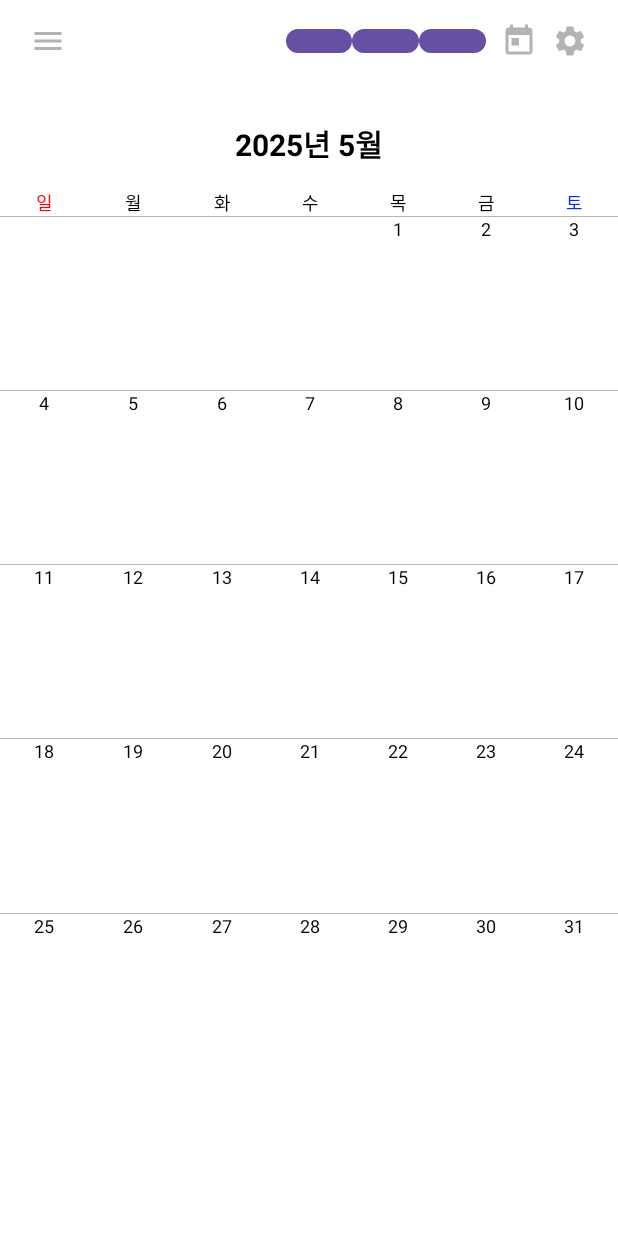
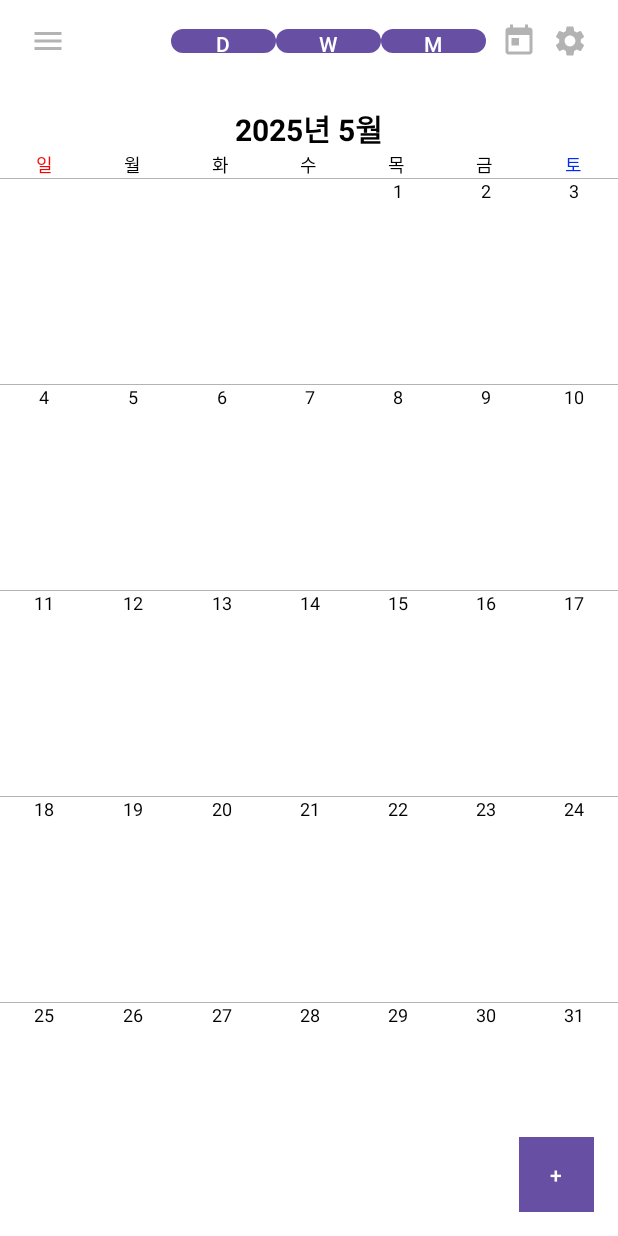
Before and after one commit to mijin0721/Android_Monamo, an Android app: the screen it shows after launch (MainActivity), on a phone screen of 412 x 824 dp. Run offline under Robolectric (Android 15) with nearby library versions, the phone set to English and light mode, and no system bars; 3 statements that could not run were skipped.

Commit message:
style : LinearLayout에서 ConstraintLayout으로 변경 does : 하단에 고정 버튼 추가

```diff
--- a/app/src/main/res/layout/activity_main.xml
+++ b/app/src/main/res/layout/activity_main.xml
@@ -2,123 +2,139 @@
 <androidx.drawerlayout.widget.DrawerLayout
     xmlns:android="http://schemas.android.com/apk/res/android"
     xmlns:app="http://schemas.android.com/apk/res-auto"
+    xmlns:tools="http://schemas.android.com/tools"
     android:id="@+id/drawer_layout"
     android:layout_width="match_parent"
     android:layout_height="match_parent">
 
-    <LinearLayout
+    <!-- 메인 콘텐츠 영역 -->
+    <androidx.constraintlayout.widget.ConstraintLayout
         android:id="@+id/main"
         android:layout_width="match_parent"
         android:layout_height="match_parent"
         android:background="@color/white"
-        android:fitsSystemWindows="true"
-        android:orientation="vertical">
+        android:fitsSystemWindows="true">
 
+        <!-- 상단 툴바 영역 -->
         <LinearLayout
-            android:layout_width="match_parent"
+            android:id="@+id/top_controls"
+            android:layout_width="0dp"
             android:layout_height="wrap_content"
-            android:orientation="vertical">
-
-            <LinearLayout
-                android:layout_width="match_parent"
-                android:layout_height="wrap_content"
-                android:layout_marginLeft="20dp"
+            android:orientation="horizontal"
+            android:layout_marginStart="20dp"
             android:layout_marginTop="15dp"
-                android:layout_marginRight="20dp"
-                android:orientation="horizontal">
+            android:layout_marginEnd="20dp"
+            app:layout_constraintTop_toTopOf="parent"
+            app:layout_constraintStart_toStartOf="parent"
+            app:layout_constraintEnd_toEndOf="parent">
 
             <ImageButton
+                android:id="@+id/open_drawer_button"
                 android:layout_width="wrap_content"
                 android:layout_height="wrap_content"
                 android:background="?attr/selectableItemBackgroundBorderless"
-                    android:id="@+id/open_drawer_button"
                 android:contentDescription="사진 버튼"
                 android:src="@drawable/baseline_menu_24" />
 
             <View
-                    android:layout_width="wrap_content"
+                android:layout_width="0dp"
                 android:layout_height="0dp"
-                    android:layout_weight="1"/>
+                android:layout_weight="1" />
 
             <LinearLayout
-                    android:layout_width="200px"
+                android:layout_width="0dp"
                 android:layout_height="match_parent"
+                android:layout_weight="3"
+                android:orientation="horizontal"
                 android:gravity="center">
 
                 <Button
                     android:id="@+id/select_day_bt"
-                        android:layout_width="20dp"
+                    android:layout_width="0dp"
                     android:layout_height="match_parent"
                     android:layout_weight="1"
-                        android:text="D"/>
+                    android:padding="0dp"
+                    android:background="@null"
+                    android:text="D" />
 
                 <Button
                     android:id="@+id/select_week_bt"
-                        android:layout_width="20dp"
+                    android:layout_width="0dp"
                     android:layout_height="match_parent"
                     android:layout_weight="1"
-                        android:text="W"/>
+                    android:padding="0dp"
+                    android:background="@null"
+                    android:text="W" />
 
                 <Button
                     android:id="@+id/select_month_bt"
-                        android:layout_width="20dp"
+                    android:layout_width="0dp"
                     android:layout_height="match_parent"
                     android:layout_weight="1"
-                        android:text="M"/>
-
+                    android:padding="0dp"
+                    android:background="@null"
+                    android:text="M" />
             </LinearLayout>
 
             <ImageButton
-                    android:layout_marginLeft="10dp"
                 android:id="@+id/today_ib"
                 android:layout_width="wrap_content"
                 android:layout_height="wrap_content"
+                android:layout_marginStart="10dp"
                 android:background="?attr/selectableItemBackgroundBorderless"
                 android:contentDescription="사진 버튼"
                 android:src="@drawable/baseline_today_24" />
 
             <ImageButton
-                    android:layout_marginLeft="10dp"
                 android:id="@+id/setting_ib"
                 android:layout_width="wrap_content"
                 android:layout_height="wrap_content"
+                android:layout_marginStart="10dp"
                 android:background="?attr/selectableItemBackgroundBorderless"
                 android:contentDescription="사진 버튼"
                 android:src="@drawable/baseline_settings_24" />
-
         </LinearLayout>
 
+        <!-- Memo Title -->
         <TextView
+            android:id="@+id/memo_title_tv"
+            android:layout_width="0dp"
+            android:layout_height="wrap_content"
+            android:textColor="@color/black"
+            android:gravity="center"
+            android:textSize="15sp"
             android:layout_marginTop="10dp"
-                android:id="@+id/memo_title_tv"
-                android:layout_width="match_parent"
-                android:layout_height="match_parent"
+            android:layout_marginBottom="10dp"
+            app:layout_constraintTop_toBottomOf="@+id/top_controls"
+            app:layout_constraintStart_toStartOf="parent"
+            app:layout_constraintEnd_toEndOf="parent" />
+
+        <!-- Year/Month Text -->
+        <TextView
+            android:id="@+id/tv_year_month"
+            android:layout_width="0dp"
+            android:layout_height="wrap_content"
+            android:layout_marginBottom="15dp"
+            android:textSize="20dp"
+            android:textStyle="bold"
             android:gravity="center"
             android:textColor="@color/black"
-                android:textSize="15sp"
-                android:layout_marginBottom="10dp"
-                android:layout_weight="1"/>
+            app:layout_constraintTop_toBottomOf="@+id/memo_title_tv"
+            app:layout_constraintStart_toStartOf="parent"
+            app:layout_constraintEnd_toEndOf="parent" />
+
+        <!-- Weekday Names -->
+        <LinearLayout
+            android:id="@+id/weekend_name_ll"
+            android:layout_width="0dp"
+            android:layout_height="wrap_content"
+            android:orientation="horizontal"
+            app:layout_constraintTop_toBottomOf="@+id/tv_year_month"
+            app:layout_constraintStart_toStartOf="parent"
+            app:layout_constraintEnd_toEndOf="parent">
 
             <TextView
-                android:id="@+id/tv_year_month"
-                android:layout_marginBottom="15dp"
-                android:layout_width="match_parent"
-                android:layout_height="wrap_content"
-                android:gravity="center"
-                android:textColor="@color/black"
-                android:textSize="20dp"
-                android:textStyle="bold" />
-
-        </LinearLayout>
-
-        <LinearLayout
-            android:id="@+id/weekend_name_ll"
-            android:layout_width="match_parent"
-            android:layout_height="wrap_content"
-            android:orientation="horizontal">
-
-            <TextView
-                android:layout_width="match_parent"
+                android:layout_width="0dp"
                 android:layout_height="wrap_content"
                 android:layout_weight="1"
                 android:gravity="center"
@@ -127,70 +143,120 @@
                 android:textSize="12dp" />
 
             <TextView
-                android:layout_width="match_parent"
+                android:layout_width="0dp"
                 android:layout_height="wrap_content"
                 android:layout_weight="1"
                 android:gravity="center"
                 android:text="월"
-                android:textColor="@color/black"
+                android:textColor="#000000"
                 android:textSize="12dp" />
 
             <TextView
-                android:layout_width="match_parent"
+                android:layout_width="0dp"
                 android:layout_height="wrap_content"
                 android:layout_weight="1"
                 android:gravity="center"
                 android:text="화"
-                android:textColor="@color/black"
+                android:textColor="#000000"
                 android:textSize="12dp" />
 
             <TextView
-                android:layout_width="match_parent"
+                android:layout_width="0dp"
                 android:layout_height="wrap_content"
                 android:layout_weight="1"
                 android:gravity="center"
                 android:text="수"
-                android:textColor="@color/black"
+                android:textColor="#000000"
                 android:textSize="12dp" />
 
             <TextView
-                android:layout_width="match_parent"
+                android:layout_width="0dp"
                 android:layout_height="wrap_content"
                 android:layout_weight="1"
                 android:gravity="center"
                 android:text="목"
-                android:textColor="@color/black"
+                android:textColor="#000000"
                 android:textSize="12dp" />
 
             <TextView
-                android:layout_width="match_parent"
+                android:layout_width="0dp"
                 android:layout_height="wrap_content"
                 android:layout_weight="1"
                 android:gravity="center"
                 android:text="금"
-                android:textColor="@color/black"
+                android:textColor="#000000"
                 android:textSize="12dp" />
 
             <TextView
-                android:layout_width="match_parent"
+                android:layout_width="0dp"
                 android:layout_height="wrap_content"
                 android:layout_weight="1"
                 android:gravity="center"
                 android:text="토"
-                android:textColor="#002FFF"
+                android:textColor="#002BFF"
                 android:textSize="12dp" />
-
         </LinearLayout>
 
+        <!-- 캘린더 리사이클러뷰 -->
         <androidx.recyclerview.widget.RecyclerView
             android:id="@+id/calendarRecyclerView"
-            android:layout_width="match_parent"
-            android:layout_height="match_parent"
-            android:layout_marginBottom="80dp"
-            android:numColumns="1" />
+            android:layout_width="0dp"
+            android:layout_height="0dp"
+            app:layout_constraintTop_toBottomOf="@+id/weekend_name_ll"
+            app:layout_constraintBottom_toBottomOf="parent"
+            app:layout_constraintStart_toStartOf="parent"
+            app:layout_constraintEnd_toEndOf="parent" />
 
-    </LinearLayout>
+        <!-- 하단 고정 버튼 그룹 -->
+        <androidx.constraintlayout.widget.ConstraintLayout
+            android:layout_width="wrap_content"
+            android:layout_height="wrap_content"
+            android:layout_margin="16dp"
+            android:layout_gravity="end|bottom"
+            app:layout_constraintBottom_toBottomOf="parent"
+            app:layout_constraintEnd_toEndOf="parent">
 
+            <!-- 위쪽 버튼 2 -->
+            <Button
+                android:id="@+id/top_button_2"
+                android:layout_width="50dp"
+                android:layout_height="50dp"
+                android:text="B"
+                android:background="@android:color/darker_gray"
+                android:padding="0dp"
+                app:layout_constraintBottom_toTopOf="@id/top_button_1"
+                app:layout_constraintStart_toStartOf="@id/top_button_1"
+                app:layout_constraintEnd_toEndOf="@id/top_button_1"
+                android:layout_marginBottom="8dp" />
+
+            <!-- 위쪽 버튼 1 -->
+            <Button
+                android:id="@+id/top_button_1"
+                android:layout_width="50dp"
+                android:layout_height="50dp"
+                android:text="A"
+                android:background="@android:color/darker_gray"
+                android:padding="0dp"
+                app:layout_constraintBottom_toTopOf="@id/add_list_bt"
+                app:layout_constraintStart_toStartOf="@id/add_list_bt"
+                app:layout_constraintEnd_toEndOf="@id/add_list_bt"
+                android:layout_marginBottom="8dp" />
+
+            <!-- 하단 메인 버튼 -->
+            <Button
+                android:id="@+id/add_list_bt"
+                android:layout_width="50dp"
+                android:layout_height="50dp"
+                android:text="+"
+                android:background="@android:color/holo_blue_light"
+                android:padding="0dp"
+                tools:ignore="MissingConstraints" />
+
+        </androidx.constraintlayout.widget.ConstraintLayout>
+
+    </androidx.constraintlayout.widget.ConstraintLayout>
+
+    <!-- 드로어 메뉴 -->
     <com.google.android.material.navigation.NavigationView
         android:id="@+id/navigation_view"
         android:layout_width="600px"
@@ -198,5 +264,4 @@
         android:layout_gravity="start"
         android:background="@android:color/white"
         app:menu="@menu/navigation_menu"/>
-
 </androidx.drawerlayout.widget.DrawerLayout>
--- a/app/src/main/res/layout/activity_setting.xml
+++ b/app/src/main/res/layout/activity_setting.xml
@@ -1,6 +1,6 @@
 <?xml version="1.0" encoding="utf-8"?>
-<LinearLayout
-    xmlns:android="http://schemas.android.com/apk/res/android"
+<androidx.constraintlayout.widget.ConstraintLayout xmlns:android="http://schemas.android.com/apk/res/android"
+    xmlns:app="http://schemas.android.com/apk/res-auto"
     android:fitsSystemWindows="true"
     android:layout_width="match_parent"
     android:layout_height="match_parent"
@@ -8,7 +8,11 @@
 
     <FrameLayout
         android:id="@+id/setting_fl"
-        android:layout_width="match_parent"
-        android:layout_height="match_parent"/>
+        android:layout_width="0dp"
+        android:layout_height="0dp"
+        app:layout_constraintTop_toTopOf="parent"
+        app:layout_constraintBottom_toBottomOf="parent"
+        app:layout_constraintStart_toStartOf="parent"
+        app:layout_constraintEnd_toEndOf="parent" />
 
-</LinearLayout>
+</androidx.constraintlayout.widget.ConstraintLayout>
```
Lines whose indentation alone changed are shown as unchanged.
